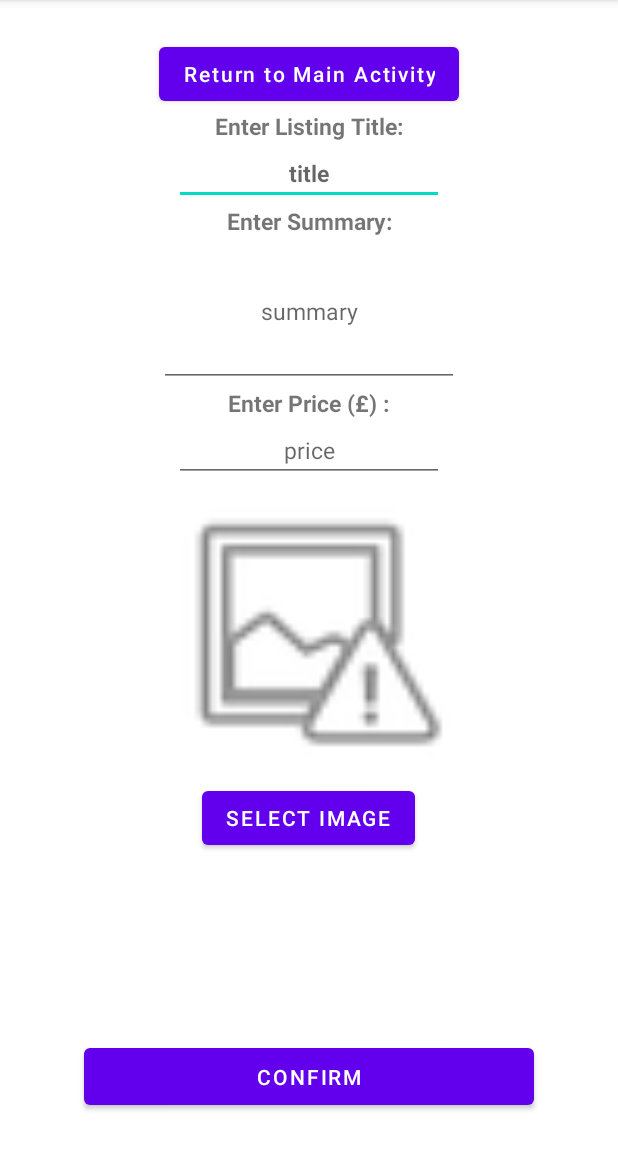
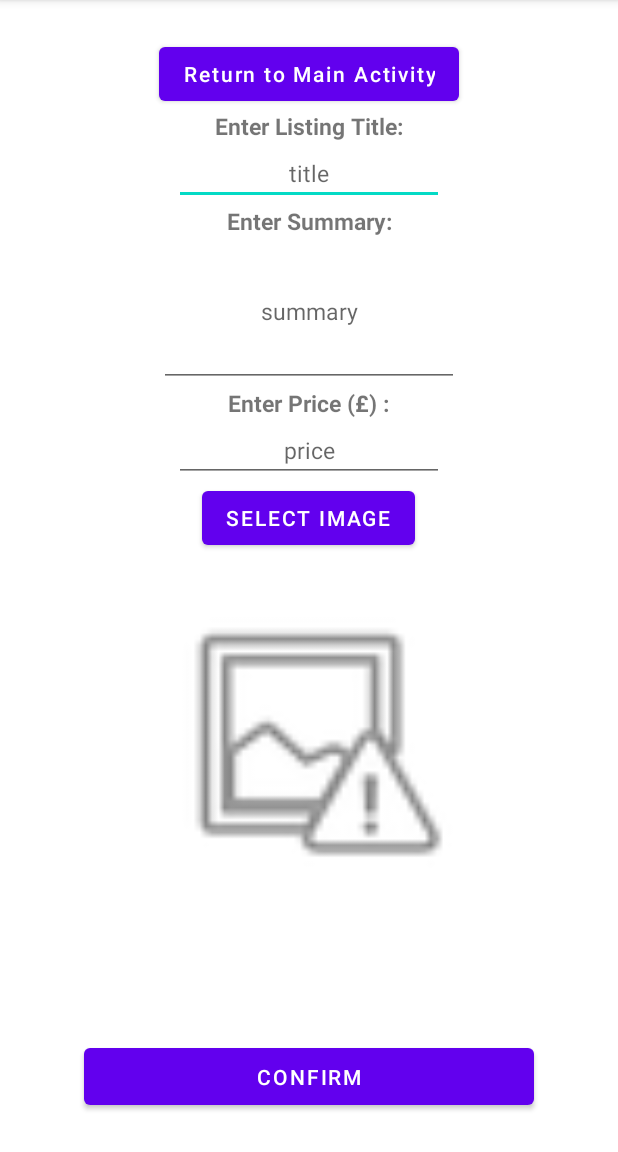
Before and after one commit to SyamMarcus/Android-Mobile-Development-Module, an Android app: the screen it shows after launch (CreateListingActivity), after a tap on an icon or button, on a phone screen of 412 x 824 dp, the part 84-1236 px from its top. Run offline under Robolectric (Android 15) with nearby library versions, the phone set to English and light mode, and no system bars.

Commit message:
version 0.2.4
Feat:
- Added new method to convert an ImageView to byte array in CreateListingActivity
- Added new method of adding listingImageView to the database in a byte array.

Reformat:
- Changed layout of activity_create_listing.xml to have add image below select image button

```diff
--- a/app/src/main/java/com/example/geartrader/DbHelper.java
+++ b/app/src/main/java/com/example/geartrader/DbHelper.java
@@ -31,10 +31,10 @@ public class DbHelper extends SQLiteOpenHelper {
     private static final String PRICE = "PRICE";
     private static final String SUMMARY = "SUMMARY";
     private static final String DATE_CREATED = "DATE_CREATED";
-    private static final String IMAGE_URL = "IMAGE_URL";
+    private static final String IMAGE = "IMAGE";
     private static final String ACTIVE = "ACTIVE";
     private static final String AUTHOR_ID = "AUTHOR_ID";
-    private static final String CREATE_LISTINGS_TABLE = "CREATE TABLE "+LISTINGS_TABLE+ " " + "("+ID+" INTEGER PRIMARY KEY AUTOINCREMENT NOT NULL, "+TITLE+" VARCHAR(255) NOT NULL, "+PRICE+" INT(32) NOT NULL, "+SUMMARY+" VARCHAR(225) NOT NULL,"+DATE_CREATED+" DATETIME DEFAULT CURRENT_TIMESTAMP, "+IMAGE_URL+" VARCHAR(2048) , "+ACTIVE+" BOOL, "+AUTHOR_ID+" INT);";
+    private static final String CREATE_LISTINGS_TABLE = "CREATE TABLE "+LISTINGS_TABLE+ " " + "("+ID+" INTEGER PRIMARY KEY AUTOINCREMENT NOT NULL, "+TITLE+" VARCHAR(255) NOT NULL, "+PRICE+" INT(32) NOT NULL, "+SUMMARY+" VARCHAR(225) NOT NULL,"+DATE_CREATED+" DATETIME DEFAULT CURRENT_TIMESTAMP, "+IMAGE+" BLOB, "+ACTIVE+" BOOL, "+AUTHOR_ID+" INT);";
 
     private static final String DROP_TABLE ="DROP TABLE IF EXISTS "+ USERS_TABLE;
     private static final String TAG = "db";
@@ -93,6 +93,7 @@ public class DbHelper extends SQLiteOpenHelper {
         cv.put(TITLE, createListingActivity.getListingTitle());
         cv.put(SUMMARY, createListingActivity.getSummary());
         cv.put(PRICE, createListingActivity.getPrice());
+        cv.put(IMAGE, createListingActivity.getImage());
 
         try {
             db.insert(LISTINGS_TABLE, null, cv);
@@ -107,13 +108,13 @@ public class DbHelper extends SQLiteOpenHelper {
 
     // Method for getting all entries in LISTINGS_TABLE using a list of ListingModel objects
     public List<ListingModel> getAllListings() {
+        SQLiteDatabase db = this.getReadableDatabase();
 
         // Initialise new array list to return an array of ListingModel objects
         List<ListingModel> returnList = new ArrayList<>();
 
         // Setup database query from readable database
         String query = "SELECT * FROM " + LISTINGS_TABLE;
-        SQLiteDatabase db = this.getReadableDatabase();
         Cursor cursor = db.rawQuery(query, null);
 
         // Move to first entry in Listings table and append ListingModel objects to the return list
@@ -136,4 +137,5 @@ public class DbHelper extends SQLiteOpenHelper {
         db.close();
         return returnList;
     }
+
 }
--- a/app/src/main/java/com/example/geartrader/MainActivity.java
+++ b/app/src/main/java/com/example/geartrader/MainActivity.java
@@ -34,6 +34,7 @@ public class MainActivity extends AppCompatActivity {
 
         DbHelper dbHelper = new DbHelper(MainActivity.this);
         displayAllListings(dbHelper);
+
 
         // Create new button object for the openRegister function
         openRegisterButton = (Button) findViewById(R.id.openRegisterButton);
--- a/app/src/main/res/layout/activity_create_listing.xml
+++ b/app/src/main/res/layout/activity_create_listing.xml
@@ -34,7 +34,6 @@
         android:layout_centerHorizontal="true"
         android:gravity="center"
         android:textSize="15sp"
-        android:textStyle="bold"
         android:ems="10"
         android:hint="@string/title"
         android:inputType="textPersonName"
@@ -88,23 +87,23 @@
         android:inputType="textPersonName"
         android:autofillHints="" />
 
+    <Button
+        android:id="@+id/selectImageButton"
+        android:layout_width="wrap_content"
+        android:layout_height="wrap_content"
+        android:layout_below="@id/priceEditTextView"
+        android:layout_centerHorizontal="true"
+        android:layout_marginBottom="25dp"
+        android:text="@string/select_image" />
+
     <ImageView
         android:id="@+id/listingImageView"
         android:layout_width="200dp"
         android:layout_height="200dp"
-        android:layout_below="@id/priceEditTextView"
+        android:layout_below="@id/selectImageButton"
         android:layout_centerHorizontal="true"
         app:srcCompat="@android:drawable/ic_menu_report_image"
         android:contentDescription="Image for the user to Upload with the listing" />
-
-    <Button
-        android:id="@+id/selectImageButton"
-        android:layout_width="wrap_content"
-        android:layout_height="wrap_content"
-        android:layout_below="@id/listingImageView"
-        android:layout_centerHorizontal="true"
-        android:layout_marginBottom="25dp"
-        android:text="@string/select_image" />
 
     <Button
         android:id="@+id/createListing"
```
Also changed, not shown: app/src/main/java/com/example/geartrader/CreateListingActivity.java (+14 -2 lines).
